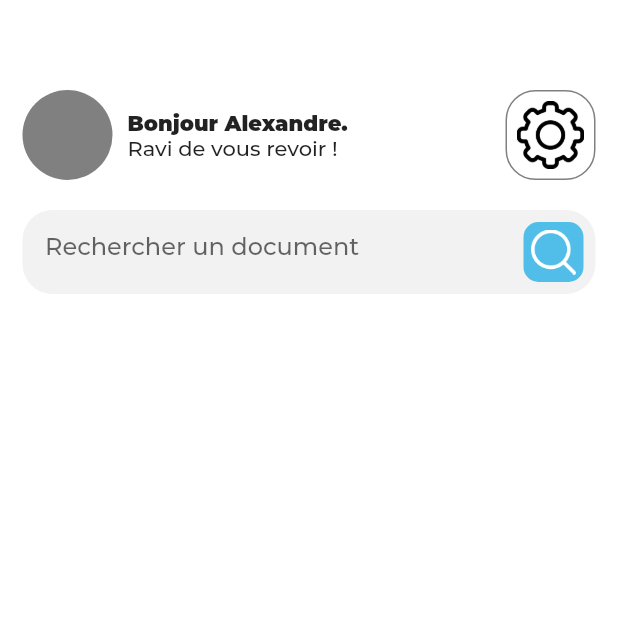
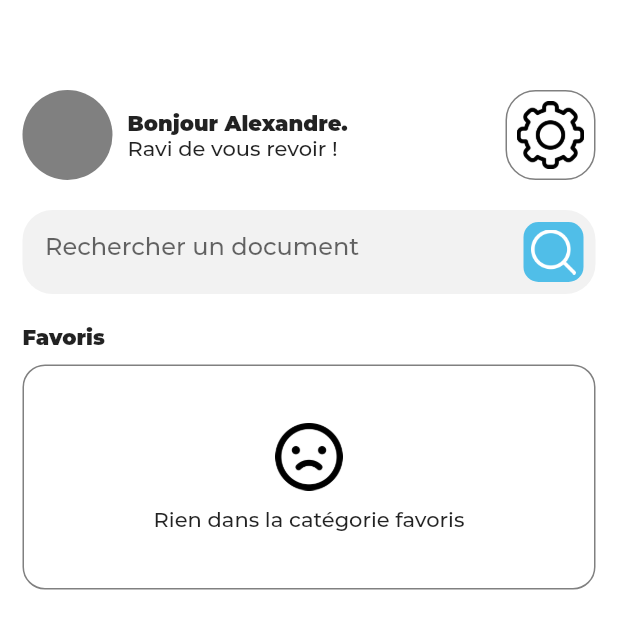
Before and after one commit to alexxtahi/numerizer, a Flutter app: the screen it shows after launch, on a phone screen of 412 x 824 dp. Shown: the top 629 px of the screen. Run offline on Flutter 3.47's test engine with Material 2 defaults, Android fonts, the phone set to English and light mode, and no system bars; project files that could hold a hidden picture were left out.

Commit message:
Creation of MyFavs component

```diff
--- a/lib/views/Home.dart
+++ b/lib/views/Home.dart
@@ -1,6 +1,7 @@
 import 'package:flutter/material.dart';
 import 'package:flutter/services.dart';
-import 'package:numerizer/views/components/MySearchBar.dart';
+import 'components/MyFavs.dart';
+import 'components/MySearchBar.dart';
 import 'components/MyOutlinedButton.dart';
 
 class HomeView extends StatefulWidget {
@@ -32,6 +33,7 @@ class HomeViewState extends State<HomeView> {
           Padding(
             padding: EdgeInsets.symmetric(horizontal: 15, vertical: 10),
             child: Column(
+              crossAxisAlignment: CrossAxisAlignment.start,
               children: [
                 //todo: Header
                 Row(
@@ -90,6 +92,12 @@ class HomeViewState extends State<HomeView> {
                   borderColor: Colors.red,
                   backgroundColor: Color.fromRGBO(0, 0, 0, 1),
                 ),
+                Padding(padding: EdgeInsets.only(bottom: 20)),
+                //todo: Box Favoris
+                MyFavs(
+                  title: 'Favoris',
+                  //favlist: ['fav1', 'fav2', 'fav3', 'fav4', 'fav5', 'fav6'],
+                ),
               ],
             ),
           ),
--- /dev/null
+++ b/lib/views/components/MyFavs.dart
@@ -0,0 +1,115 @@
+import 'package:flutter/material.dart';
+
+class MyFavs extends StatefulWidget {
+  //todo: Properties
+  final String title;
+  List favlist;
+  //todo: Constructor
+  MyFavs({
+    required this.title,
+    this.favlist = const [],
+  });
+  //todo: State
+  @override
+  MyFavsState createState() => MyFavsState();
+}
+
+class MyFavsState extends State<MyFavs> {
+  @override
+  Widget build(BuildContext context) {
+    final double screenWidth = MediaQuery.of(context).size.width;
+    // Return building search bar
+    return Column(
+      mainAxisAlignment: MainAxisAlignment.start,
+      crossAxisAlignment: CrossAxisAlignment.start,
+      children: [
+        //todo: Title
+        Text(
+          widget.title,
+          style: TextStyle(
+            fontFamily: 'Montserrat',
+            fontWeight: FontWeight.w900,
+          ),
+        ),
+        Padding(padding: EdgeInsets.only(bottom: 10)),
+        //todo: Favoris Listview
+        (widget.favlist.length == 0)
+            ? Container(
+                width: screenWidth,
+                height: 150,
+                // rounded corner
+                decoration: BoxDecoration(
+                  //color: Color.fromRGBO(230, 230, 230, 1),
+                  borderRadius: BorderRadius.circular(15),
+                  border: Border.all(
+                    color: Color.fromRGBO(0, 0, 0, 0.5),
+                  ),
+                ),
+                child: Center(
+                  child: Column(
+                    mainAxisAlignment: MainAxisAlignment.center,
+                    crossAxisAlignment: CrossAxisAlignment.center,
+                    children: [
+                      Image.asset('assets/img/outlinedUnhappyEmojiIcon.png', width: 45, height: 45,),
+                      Padding(padding: EdgeInsets.only(bottom: 10)),
+                      Text(
+                        'Rien dans la catégorie favoris',
+                        style: TextStyle(
+                          fontFamily: 'Montserrat',
+                          //fontWeight: FontWeight.w900,
+                        ),
+                      ),
+                    ],
+                  ),
+                ),
+              )
+            : Container(
+                width: screenWidth,
+                height: 150,
+                child: ListView.separated(
+                  itemCount: widget
+                      .favlist.length, // number of card depending on favList
+                  scrollDirection: Axis.horizontal, // direction of scrolling
+                  separatorBuilder: (context, index) => SizedBox(width: 10),
+                  itemBuilder: (context, index) {
+                    // cards
+                    return TextButton(
+                      onPressed: () {
+                        print('Fav card pressed');
+                      },
+                      style: ButtonStyle(
+                        // no padding
+                        padding: MaterialStateProperty.all<EdgeInsets>(
+                            EdgeInsets.zero),
+                        // rounded corners
+                        shape:
+                            MaterialStateProperty.all<RoundedRectangleBorder>(
+                          RoundedRectangleBorder(
+                            borderRadius: BorderRadius.circular(15),
+                            //side: BorderSide(color: Color.fromRGBO(111, 50, 50, 1)),
+                          ),
+                        ),
+                      ),
+                      child: Card(
+                        shape: RoundedRectangleBorder(
+                          borderRadius: BorderRadius.circular(15),
+                        ),
+                        //color: Colors.green,
+                        child: Container(
+                          width: 110,
+                          // rounded corner
+                          decoration: BoxDecoration(
+                            color: Color.fromRGBO(230, 230, 230, 1),
+                            borderRadius: BorderRadius.circular(15),
+                            //color: Colors.white,
+                          ),
+                        ),
+                      ),
+                    );
+                  },
+                ),
+              ),
+      ],
+    );
+  }
+}
--- a/pubspec.yaml
+++ b/pubspec.yaml
@@ -67,6 +67,10 @@ flutter:
     # heart icons
      - assets/img/heartIcon.png
      - assets/img/outlinedHeartIcon.png
+     - assets/img/brokenHeartIcon.png
+     # emoji icons
+     - assets/img/unhappyEmojiIcon.png
+     - assets/img/outlinedUnhappyEmojiIcon.png
     # doc icons
      - assets/img/editDocIcon.png
      - assets/img/excelDocIcon.png
```
Also changed, not shown: assets/img/brokenHeartIcon.png (added), assets/img/outlinedUnhappyEmojiIcon.png (added), assets/img/unhappyEmojiIcon.png (added).
